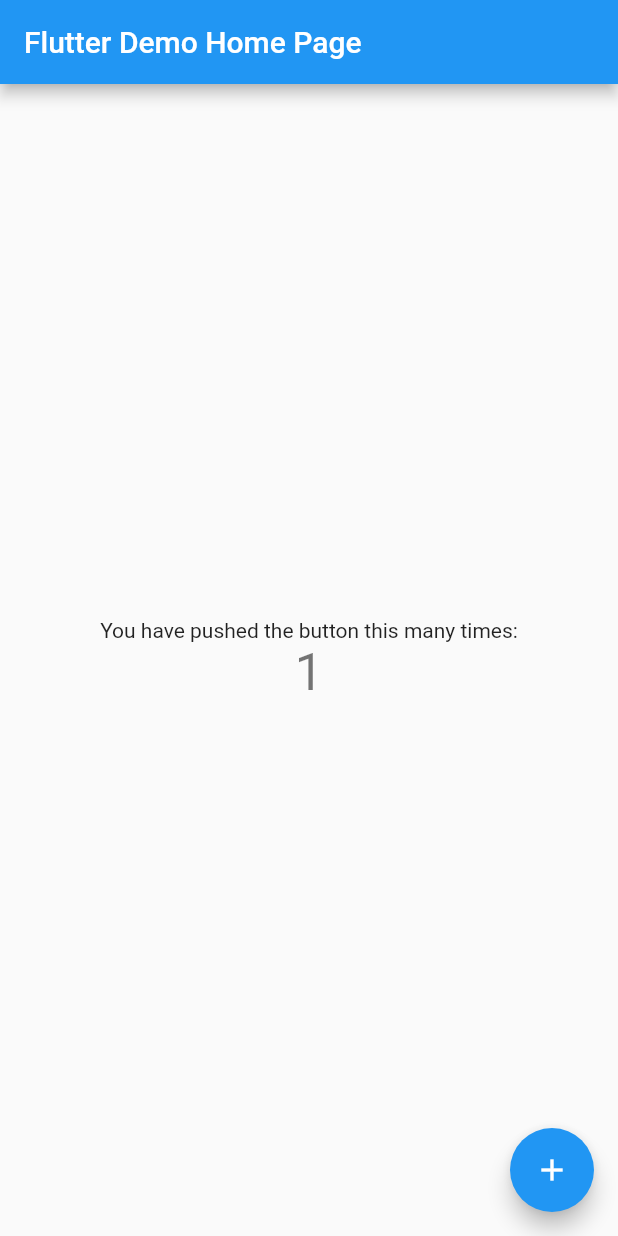
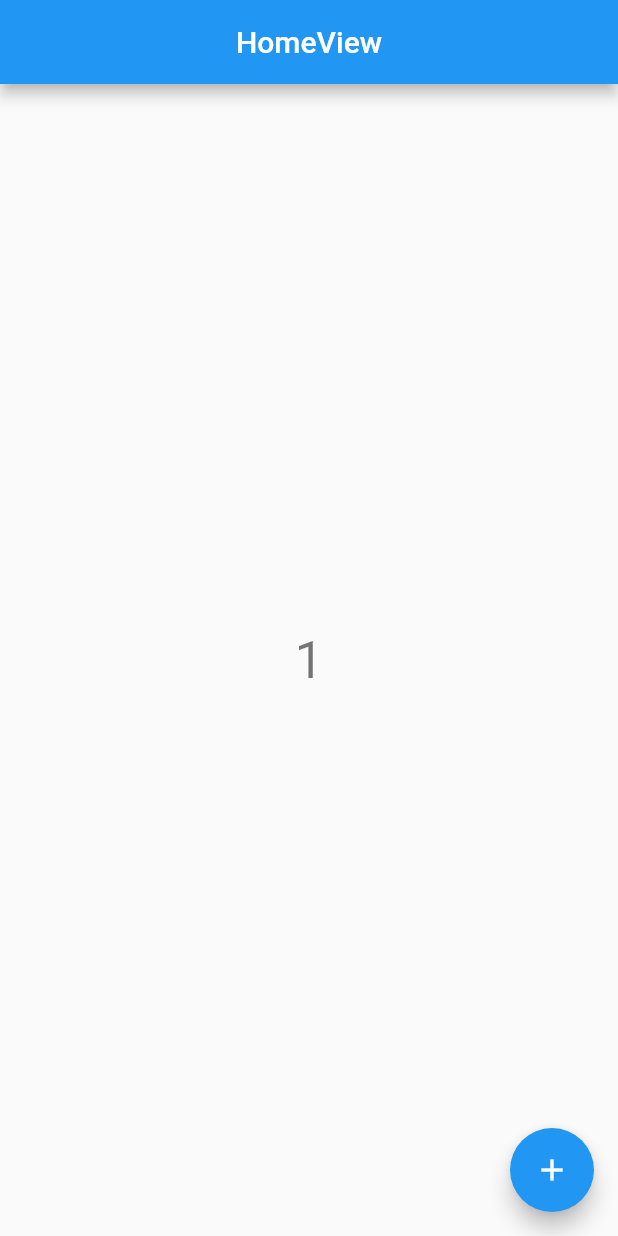
Before and after one commit to caloja1014/pet_care, a Flutter app: the screen it shows after launch, after a tap on the "add" icon, on a phone screen of 412 x 824 dp. Run offline on Flutter 3.47's test engine with Material 2 defaults, Android fonts, the phone set to English and light mode, and no system bars; our stand-ins replace get.

Commit message:
Setting get structure

```diff
--- /dev/null
+++ b/lib/app/modules/home/bindings/home_binding.dart
@@ -0,0 +1,12 @@
+import 'package:get/get.dart';
+
+import '../controllers/home_controller.dart';
+
+class HomeBinding extends Bindings {
+  @override
+  void dependencies() {
+    Get.lazyPut<HomeController>(
+      () => HomeController(),
+    );
+  }
+}
--- /dev/null
+++ b/lib/app/modules/home/controllers/home_controller.dart
@@ -0,0 +1,22 @@
+import 'package:get/get.dart';
+
+class HomeController extends GetxController {
+
+  final count = 0.obs;
+  @override
+  void onInit() {
+    super.onInit();
+  }
+
+  @override
+  void onReady() {
+    super.onReady();
+  }
+
+  @override
+  void onClose() {
+    super.onClose();
+  }
+
+  void increment() => count.value++;
+}
--- /dev/null
+++ b/lib/app/modules/home/views/home_view.dart
@@ -0,0 +1,30 @@
+import 'package:flutter/material.dart';
+
+import 'package:get/get.dart';
+
+import '../controllers/home_controller.dart';
+
+class HomeView extends GetView<HomeController> {
+  const HomeView({Key? key}) : super(key: key);
+  @override
+  Widget build(BuildContext context) {
+    return Scaffold(
+      appBar: AppBar(
+        title: const Text('HomeView'),
+        centerTitle: true,
+      ),
+      body: Center(
+        child: Obx(
+          () => Text(
+            '${controller.count.value}',
+            style: Theme.of(context).textTheme.headline4,
+          ),
+        ),
+      ),
+      floatingActionButton: FloatingActionButton(
+        onPressed: controller.increment,
+        child: const Icon(Icons.add),
+      ),
+    );
+  }
+}
--- /dev/null
+++ b/lib/app/routes/app_pages.dart
@@ -0,0 +1,20 @@
+import 'package:get/get.dart';
+
+import '../modules/home/bindings/home_binding.dart';
+import '../modules/home/views/home_view.dart';
+
+part 'app_routes.dart';
+
+class AppPages {
+  AppPages._();
+
+  static const INITIAL = Routes.HOME;
+
+  static final routes = [
+    GetPage(
+      name: _Paths.HOME,
+      page: () => const HomeView(),
+      binding: HomeBinding(),
+    ),
+  ];
+}
--- /dev/null
+++ b/lib/app/routes/app_routes.dart
@@ -0,0 +1,12 @@
+part of 'app_pages.dart';
+// DO NOT EDIT. This is code generated via package:get_cli/get_cli.dart
+
+abstract class Routes {
+  Routes._();
+  static const HOME = _Paths.HOME;
+}
+
+abstract class _Paths {
+  _Paths._();
+  static const HOME = '/home';
+}
--- a/lib/main.dart
+++ b/lib/main.dart
@@ -1,115 +1,28 @@
 import 'package:flutter/material.dart';
+import 'package:flutter/services.dart';
+import 'package:get/get.dart';
+import 'package:pet_care/app/routes/app_pages.dart';
 
-void main() {
+void main() async {
+  WidgetsFlutterBinding.ensureInitialized();
+  SystemChrome.setPreferredOrientations(
+      [DeviceOrientation.portraitUp, DeviceOrientation.portraitDown]);
   runApp(const MyApp());
 }
 
 class MyApp extends StatelessWidget {
   const MyApp({Key? key}) : super(key: key);
 
-  // This widget is the root of your application.
   @override
   Widget build(BuildContext context) {
-    return MaterialApp(
-      title: 'Flutter Demo',
+    return GetMaterialApp(
+      title: 'Pet Care',
       theme: ThemeData(
-        // This is the theme of your application.
-        //
-        // Try running your application with "flutter run". You'll see the
-        // application has a blue toolbar. Then, without quitting the app, try
-        // changing the primarySwatch below to Colors.green and then invoke
-        // "hot reload" (press "r" in the console where you ran "flutter run",
-        // or simply save your changes to "hot reload" in a Flutter IDE).
-        // Notice that the counter didn't reset back to zero; the application
-        // is not restarted.
         primarySwatch: Colors.blue,
+        visualDensity: VisualDensity.adaptivePlatformDensity,
       ),
-      home: const MyHomePage(title: 'Flutter Demo Home Page'),
+      initialRoute: AppPages.INITIAL,
+      getPages: AppPages.routes,
     );
   }
 }
-
-class MyHomePage extends StatefulWidget {
-  const MyHomePage({Key? key, required this.title}) : super(key: key);
-
-  // This widget is the home page of your application. It is stateful, meaning
-  // that it has a State object (defined below) that contains fields that affect
-  // how it looks.
-
-  // This class is the configuration for the state. It holds the values (in this
-  // case the title) provided by the parent (in this case the App widget) and
-  // used by the build method of the State. Fields in a Widget subclass are
-  // always marked "final".
-
-  final String title;
-
-  @override
-  State<MyHomePage> createState() => _MyHomePageState();
-}
-
-class _MyHomePageState extends State<MyHomePage> {
-  int _counter = 0;
-
-  void _incrementCounter() {
-    setState(() {
-      // This call to setState tells the Flutter framework that something has
-      // changed in this State, which causes it to rerun the build method below
-      // so that the display can reflect the updated values. If we changed
-      // _counter without calling setState(), then the build method would not be
-      // called again, and so nothing would appear to happen.
-      _counter++;
-    });
-  }
-
-  @override
-  Widget build(BuildContext context) {
-    // This method is rerun every time setState is called, for instance as done
-    // by the _incrementCounter method above.
-    //
-    // The Flutter framework has been optimized to make rerunning build methods
-    // fast, so that you can just rebuild anything that needs updating rather
-    // than having to individually change instances of widgets.
-    return Scaffold(
-      appBar: AppBar(
-        // Here we take the value from the MyHomePage object that was created by
-        // the App.build method, and use it to set our appbar title.
-        title: Text(widget.title),
-      ),
-      body: Center(
-        // Center is a layout widget. It takes a single child and positions it
-        // in the middle of the parent.
-        child: Column(
-          // Column is also a layout widget. It takes a list of children and
-          // arranges them vertically. By default, it sizes itself to fit its
-          // children horizontally, and tries to be as tall as its parent.
-          //
-          // Invoke "debug painting" (press "p" in the console, choose the
-          // "Toggle Debug Paint" action from the Flutter Inspector in Android
-          // Studio, or the "Toggle Debug Paint" command in Visual Studio Code)
-          // to see the wireframe for each widget.
-          //
-          // Column has various properties to control how it sizes itself and
-          // how it positions its children. Here we use mainAxisAlignment to
-          // center the children vertically; the main axis here is the vertical
-          // axis because Columns are vertical (the cross axis would be
-          // horizontal).
-          mainAxisAlignment: MainAxisAlignment.center,
-          children: <Widget>[
-            const Text(
-              'You have pushed the button this many times:',
-            ),
-            Text(
-              '$_counter',
-              style: Theme.of(context).textTheme.headline4,
-            ),
-          ],
-        ),
-      ),
-      floatingActionButton: FloatingActionButton(
-        onPressed: _incrementCounter,
-        tooltip: 'Increment',
-        child: const Icon(Icons.add),
-      ), // This trailing comma makes auto-formatting nicer for build methods.
-    );
-  }
-}
```
Also changed, not shown: 5 other files.
